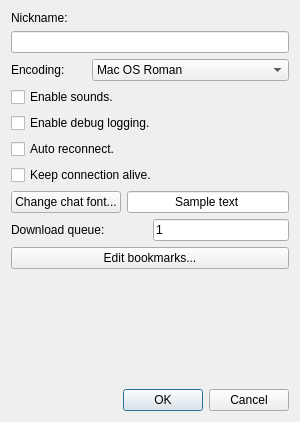
tjohnman/Obsession, file dialogpreferences.ui: the form before one commit.
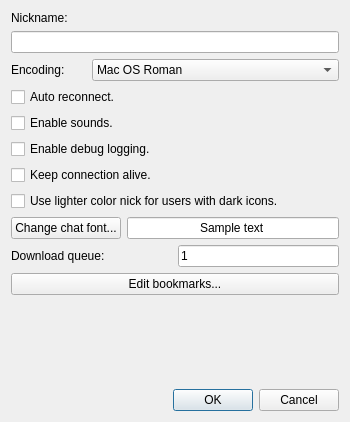
The form after the commit.

Commit message: Option to use light names on dark icon users.

```diff
--- a/dialogpreferences.ui
+++ b/dialogpreferences.ui
@@ -9,19 +9,19 @@
    <rect>
     <x>0</x>
     <y>0</y>
-    <width>300</width>
+    <width>350</width>
     <height>422</height>
    </rect>
   </property>
   <property name="minimumSize">
    <size>
-    <width>300</width>
+    <width>350</width>
     <height>422</height>
    </size>
   </property>
   <property name="maximumSize">
    <size>
-    <width>300</width>
+    <width>350</width>
     <height>654686</height>
    </size>
   </property>
@@ -111,6 +111,13 @@
      </item>
     </layout>
    </item>
+   <item>
+    <widget class="QCheckBox" name="checkReconnect">
+     <property name="text">
+      <string>Auto reconnect.</string>
+     </property>
+    </widget>
+   </item>
    <item>
     <widget class="QCheckBox" name="soundCheckBox">
      <property name="text">
@@ -125,13 +132,6 @@
      </property>
     </widget>
    </item>
-   <item>
-    <widget class="QCheckBox" name="checkReconnect">
-     <property name="text">
-      <string>Auto reconnect.</string>
-     </property>
-    </widget>
-   </item>
    <item>
     <widget class="QCheckBox" name="checkKeepAlive">
      <property name="text">
@@ -139,6 +139,13 @@
      </property>
     </widget>
    </item>
+   <item>
+    <widget class="QCheckBox" name="useLightColorsCheck">
+     <property name="text">
+      <string>Use lighter color nick for users with dark icons.</string>
+     </property>
+    </widget>
+   </item>
    <item>
     <layout class="QHBoxLayout" name="horizontalLayout_4">
      <property name="topMargin">
```
The commit also changes 2 other files.
